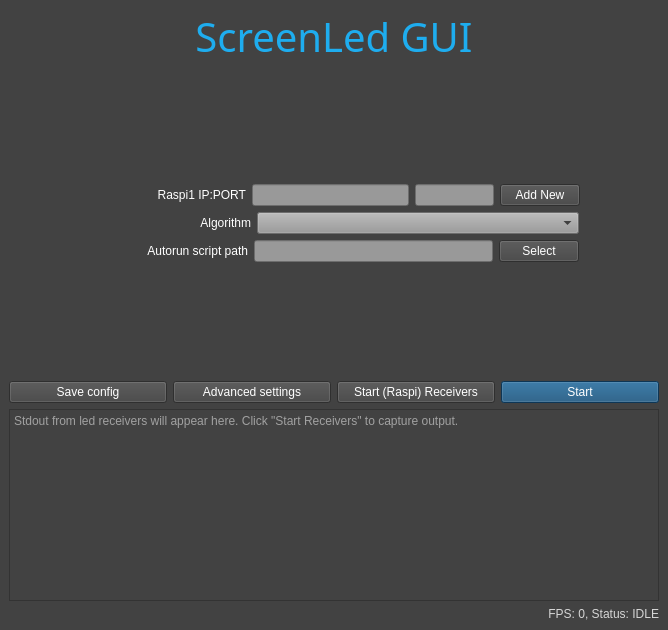
This is ScreenLedGUI/screenledgui.ui in 0LTSU0/ScreenLed as Qt 5 draws it before an edit. The edited form follows.
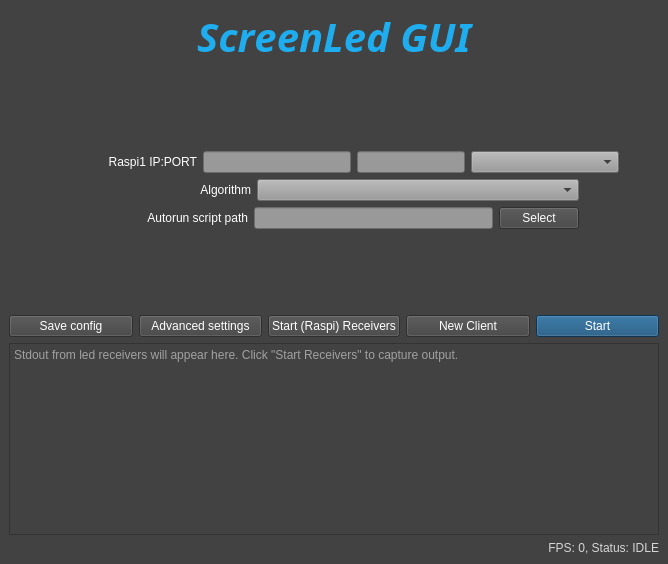
This is the edited form.

Commit message: device type setting

Diff of the .ui file:
```diff
--- a/ScreenLedGUI/screenledgui.ui
+++ b/ScreenLedGUI/screenledgui.ui
@@ -7,7 +7,7 @@
     <x>0</x>
     <y>0</y>
     <width>668</width>
-    <height>630</height>
+    <height>564</height>
    </rect>
   </property>
   <property name="windowTitle">
@@ -30,7 +30,11 @@
        <font>
         <family>Tungsten Semibold</family>
         <pointsize>30</pointsize>
-        <bold>false</bold>
+        <italic>true</italic>
+        <bold>true</bold>
+        <underline>false</underline>
+        <strikeout>false</strikeout>
+        <kerning>false</kerning>
        </font>
       </property>
       <property name="styleSheet">
@@ -58,7 +62,7 @@
      </spacer>
     </item>
     <item>
-     <layout class="QHBoxLayout" name="raspiIP1" stretch="1,2,2,1,1,1">
+     <layout class="QHBoxLayout" name="raspiIP1" stretch="0,1,1,0,1,0">
       <item>
        <spacer name="horizontalSpacer">
         <property name="orientation">
@@ -100,12 +104,9 @@
        </widget>
       </item>
       <item>
-       <widget class="QPushButton" name="addAnotherClientButt">
+       <widget class="QComboBox" name="deviceTypeVal1">
         <property name="styleSheet">
-         <string notr="true">color: rgb(255, 255, 255);</string>
-        </property>
-        <property name="text">
-         <string>Add New</string>
+         <string notr="true">background-color: rgb(153, 153, 153);</string>
         </property>
        </widget>
       </item>
@@ -279,6 +280,16 @@
         </property>
        </widget>
       </item>
+      <item>
+       <widget class="QPushButton" name="addAnotherClientButt">
+        <property name="styleSheet">
+         <string notr="true">color: rgb(255, 255, 255);</string>
+        </property>
+        <property name="text">
+         <string>New Client</string>
+        </property>
+       </widget>
+      </item>
       <item>
        <widget class="QPushButton" name="startButton">
         <property name="sizePolicy">
```
The commit also changes 5 other files.
